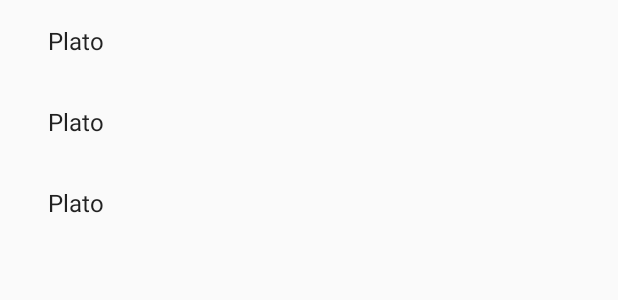
After one commit to MartinEGonzalez95/TrabajoCIU, an Android app: the layout platos_list.xml on its own in the app's theme, with its tools: preview values and no code run, on a phone screen of 412 x 824 dp. The commit adds this screen. Shown: the top 300 px of the screen. Run offline under Robolectric (Android 15) with nearby library versions, the phone set to English and light mode, and no system bars.

Commit message:
Ya se ven los platos en el detalle del pedido!

```diff
--- a/ClienteAndroid/app/src/main/java/edu/unq/tpi/ciu/dreamteam/clientedominosandroid/services/ServiceProvider.java
+++ b/ClienteAndroid/app/src/main/java/edu/unq/tpi/ciu/dreamteam/clientedominosandroid/services/ServiceProvider.java
@@ -15,7 +15,7 @@ public class ServiceProvider {
     }
 
     //HARDCODED url
-    final String BASE_URL = "http://192.168.1.39:9100";
+    final String BASE_URL = "http://192.168.1.38:9100";
 
     public UserAPI getService() {
 
--- /dev/null
+++ b/ClienteAndroid/app/src/main/res/layout/platos_list.xml
@@ -0,0 +1,12 @@
+<?xml version="1.0" encoding="utf-8"?>
+<android.support.v7.widget.RecyclerView xmlns:android="http://schemas.android.com/apk/res/android"
+    xmlns:app="http://schemas.android.com/apk/res-auto"
+    xmlns:tools="http://schemas.android.com/tools"
+    android:id="@+id/platos_list"
+    android:name="edu.unq.tpi.ciu.dreamteam.deliveryandroid.PedidoListFragment"
+    android:layout_width="match_parent"
+    android:layout_height="match_parent"
+    android:layout_marginLeft="16dp"
+    android:layout_marginRight="16dp"
+    app:layoutManager="LinearLayoutManager"
+    tools:listitem="@layout/platos_list_content" />
--- /dev/null
+++ b/ClienteAndroid/app/src/main/res/layout/platos_list_content.xml
@@ -0,0 +1,30 @@
+<?xml version="1.0" encoding="utf-8"?>
+<LinearLayout xmlns:android="http://schemas.android.com/apk/res/android"
+    android:layout_width="wrap_content"
+    android:layout_height="wrap_content"
+    android:orientation="horizontal">
+
+    <LinearLayout
+        android:layout_width="wrap_content"
+        android:layout_height="wrap_content"
+        android:orientation="horizontal">
+
+        <TextView
+
+            android:layout_width="wrap_content"
+            android:layout_height="wrap_content"
+            android:layout_margin="@dimen/text_margin"
+            android:text="@string/pedido_plato"
+            android:textAppearance="?attr/textAppearanceListItem" />
+
+        <TextView
+
+            android:id="@+id/pedido_plato"
+            android:layout_width="wrap_content"
+            android:layout_height="wrap_content"
+            android:layout_margin="@dimen/text_margin"
+            android:textAppearance="?attr/textAppearanceListItem" />
+
+    </LinearLayout>
+
+</LinearLayout>
--- a/ClienteAndroid/app/src/main/res/values/strings.xml
+++ b/ClienteAndroid/app/src/main/res/values/strings.xml
@@ -15,6 +15,7 @@
     <string name="pedido_platos_nombre">Plato:</string>
 
     <string name="pedidos">PEDIDOS ANTERIORES</string>
+    <string name="pedido_plato">Plato </string>
 
 
 </resources>
```
Also changed, not shown: ClienteAndroid/app/src/main/java/edu/unq/tpi/ciu/dreamteam/clientedominosandroid/PedidoDetailFragment.java (+18 -0 lines), ClienteAndroid/app/src/main/java/edu/unq/tpi/ciu/dreamteam/clientedominosandroid/android/AdapterForPlatoRow.java (added, +65 -0 lines), ClienteAndroid/app/src/main/res/layout/pedido_detail.xml (+8 -0 lines).
